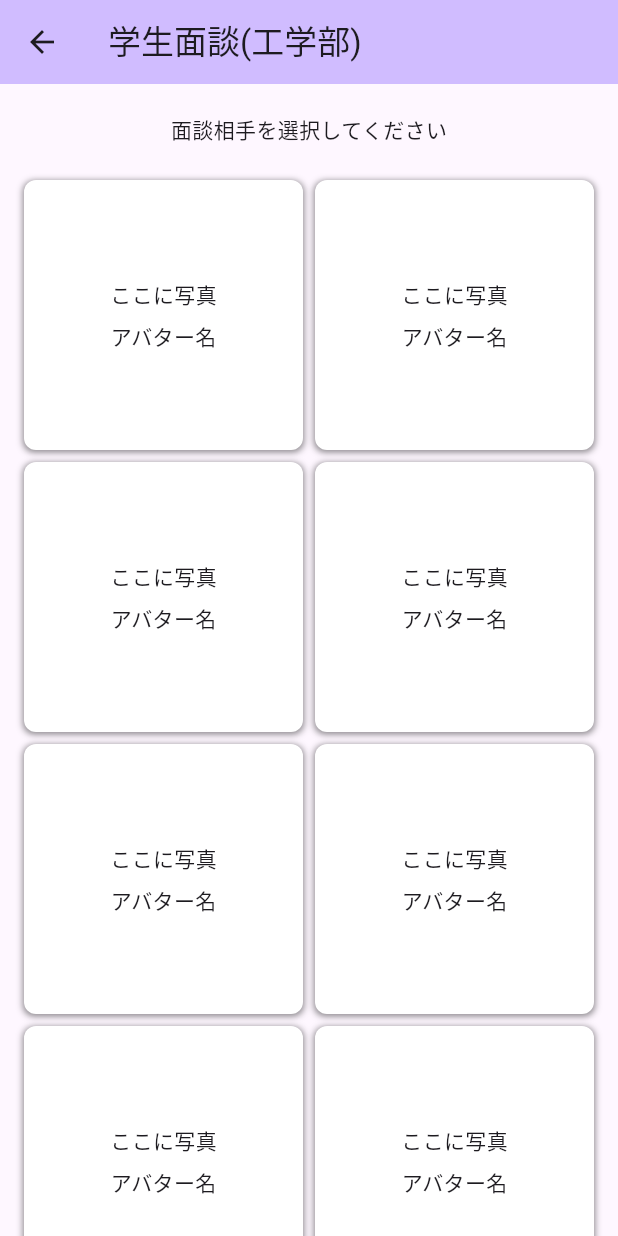
After one commit to school-interview/school-interview-system, a Flutter app: the AvatarSelectView screen opened directly, on a phone screen of 412 x 824 dp. The commit adds this screen. Run offline on Flutter 3.47's test engine with Material 3 defaults, Android fonts, the phone set to English and light mode, and no system bars; our stand-ins replace flutter_riverpod, freezed_annotation.

Commit message:
アバター選択画面を実装

```diff
--- /dev/null
+++ b/client/lib/component/style/box_shadow_style.dart
@@ -0,0 +1,24 @@
+import 'package:client/constant/color.dart';
+import 'package:flutter/painting.dart';
+
+/// Box Shadowのスタイル
+class BoxShadowStyle {
+  /// Shadow-Layer1 X:0 Y:1 ぼかし範囲:2 広がり:0
+  /// Shadow-Layer2 X:0 Y:1 ぼかし範囲:3 広がり:1
+  static List<BoxShadow> boxShadowStyle() {
+    return <BoxShadow>[
+      const BoxShadow(
+        color: ColorDefinitions.boxShadowLayer1,
+        offset: Offset(0, 1),
+        blurRadius: 2,
+        spreadRadius: 0,
+      ),
+      const BoxShadow(
+        color: ColorDefinitions.boxShadowLayer2,
+        offset: Offset(0, 1),
+        blurRadius: 3,
+        spreadRadius: 1,
+      ),
+    ];
+  }
+}
--- a/client/lib/main.dart
+++ b/client/lib/main.dart
@@ -1,7 +1,25 @@
 import 'package:client/view/start/start_view.dart';
+import 'package:flutter/gestures.dart';
 import 'package:flutter/material.dart';
 import 'package:flutter_riverpod/flutter_riverpod.dart';
 
 void main() {
-  runApp(const ProviderScope(child: StartView()));
+  runApp(
+    ProviderScope(
+      child: MaterialApp(
+        scrollBehavior: CustomScrollBehavior(),
+        home: const StartView(),
+      ),
+    ),
+  );
 }
+
+// スクロールの挙動をカスタマイズするためのクラス
+class CustomScrollBehavior extends MaterialScrollBehavior {
+  @override
+  Set<PointerDeviceKind> get dragDevices => {
+        PointerDeviceKind.touch,
+        // Webでのスクロールをマウスで行うために追加
+        PointerDeviceKind.mouse,
+      };
+}
--- /dev/null
+++ b/client/lib/view/avatar_select/avatar_select_view.dart
@@ -0,0 +1,102 @@
+import 'package:client/component/style/box_shadow_style.dart';
+import 'package:flutter/material.dart';
+import 'package:flutter_riverpod/flutter_riverpod.dart';
+
+class AvatarSelectView extends ConsumerStatefulWidget {
+  const AvatarSelectView({super.key});
+
+  @override
+  ConsumerState<AvatarSelectView> createState() => _AvatarSelectView();
+}
+
+class _AvatarSelectView extends ConsumerState<AvatarSelectView> {
+  @override
+  void initState() {
+    super.initState();
+    Future(() {
+      // Add your initialization code here
+    });
+  }
+
+  @override
+  Widget build(BuildContext context) {
+    return Scaffold(
+      appBar: AppBar(
+        backgroundColor: Theme.of(context).colorScheme.inversePrimary,
+        title: const Text("学生面談(工学部)"),
+      ),
+      body: SafeArea(
+        child: Container(
+          padding: const EdgeInsets.only(top: 20),
+          child: Column(
+            children: [
+              const Text("面談相手を選択してください"),
+              const SizedBox(height: 16),
+              Expanded(
+                child: _avatarList(),
+              ),
+            ],
+          ),
+        ),
+      ),
+    );
+  }
+
+  /// アバターの一覧を生成するWidget
+  Widget _avatarList() {
+    return Scrollbar(
+      child: SingleChildScrollView(
+        child: Container(
+          margin: const EdgeInsets.symmetric(horizontal: 16, vertical: 8),
+          child: GridView.builder(
+            itemCount: 8,
+            shrinkWrap: true,
+            physics: const NeverScrollableScrollPhysics(),
+            gridDelegate: const SliverGridDelegateWithFixedCrossAxisCount(
+              crossAxisCount: 2,
+              mainAxisSpacing: 8,
+              crossAxisSpacing: 8,
+              mainAxisExtent: 180,
+            ),
+            itemBuilder: (context, index) {
+              return _avatarSelectBox(
+                onTapSelectBox: () {
+                  // セレクトボックスをタップした時の処理
+                },
+              );
+            },
+          ),
+        ),
+      ),
+    );
+  }
+
+  /// アバターセレクトボックスを生成するWidget
+  Widget _avatarSelectBox({required Function() onTapSelectBox}) {
+    return Container(
+      decoration: BoxDecoration(
+        borderRadius: BorderRadius.circular(8),
+        boxShadow: BoxShadowStyle.boxShadowStyle(),
+      ),
+      child: Material(
+        borderRadius: const BorderRadius.all(Radius.circular(8)),
+        color: Colors.white,
+        child: InkWell(
+          onTap: onTapSelectBox,
+          // リップルエフェクトの角を丸くするためにcustomBorderセット。
+          customBorder: RoundedRectangleBorder(
+            borderRadius: BorderRadius.circular(8),
+          ),
+          child: const Column(
+            mainAxisAlignment: MainAxisAlignment.center,
+            children: [
+              Text("ここに写真"),
+              SizedBox(height: 8),
+              Text("アバター名"),
+            ],
+          ),
+        ),
+      ),
+    );
+  }
+}
--- a/client/lib/view/start/start_view.dart
+++ b/client/lib/view/start/start_view.dart
@@ -1,6 +1,7 @@
 import 'package:client/component/input_text_field.dart';
 import 'package:client/constant/color.dart';
 import 'package:client/constant/select_items.dart';
+import 'package:client/view/avatar_select/avatar_select_view.dart';
 import 'package:client/view_model/start/start_view_model.dart';
 import 'package:flutter/material.dart';
 import 'package:flutter_riverpod/flutter_riverpod.dart';
@@ -27,8 +28,7 @@ class _StartView extends ConsumerState<StartView> {
   Widget build(BuildContext context) {
     final viewModel = ref.watch(startViewModelProvider.notifier);
 
-    return MaterialApp(
-      home: Scaffold(
+    return Scaffold(
       appBar: AppBar(
         backgroundColor: Theme.of(context).colorScheme.inversePrimary,
         title: const Text("学生面談(工学部)"),
@@ -53,6 +53,7 @@ class _StartView extends ConsumerState<StartView> {
                     } else if (value.length != 7) {
                       return '7桁で入力してください';
                     }
+                    return null;
                   },
                   onChanged: (value) {
                     viewModel.setSchoolNumber(value);
@@ -77,6 +78,7 @@ class _StartView extends ConsumerState<StartView> {
                     if (!RegExp(r'^[ぁ-んァ-ン一-龠a-zA-Zー・]+$').hasMatch(value)) {
                       return '使用できない文字が含まれています。';
                     }
+                    return null;
                   },
                   onChanged: (value) {
                     viewModel.setName(value);
@@ -85,7 +87,14 @@ class _StartView extends ConsumerState<StartView> {
                 const SizedBox(height: 30),
                 ElevatedButton(
                   onPressed: () {
-                      formKey.currentState?.validate();
+                    if (formKey.currentState?.validate() ?? false) {
+                      // バリデーションが成功した場合にのみ画面遷移を行う
+                      Navigator.of(context).push(
+                        MaterialPageRoute(
+                          builder: (context) => const AvatarSelectView(),
+                        ),
+                      );
+                    }
                   },
                   style: ElevatedButton.styleFrom(
                     foregroundColor: Theme.of(context).colorScheme.onPrimary,
@@ -95,7 +104,6 @@ class _StartView extends ConsumerState<StartView> {
                   child: const Text("次へ"),
                 )
               ],
-              ),
             ),
           ),
         ),
```
Lines whose indentation alone changed are shown as unchanged.
